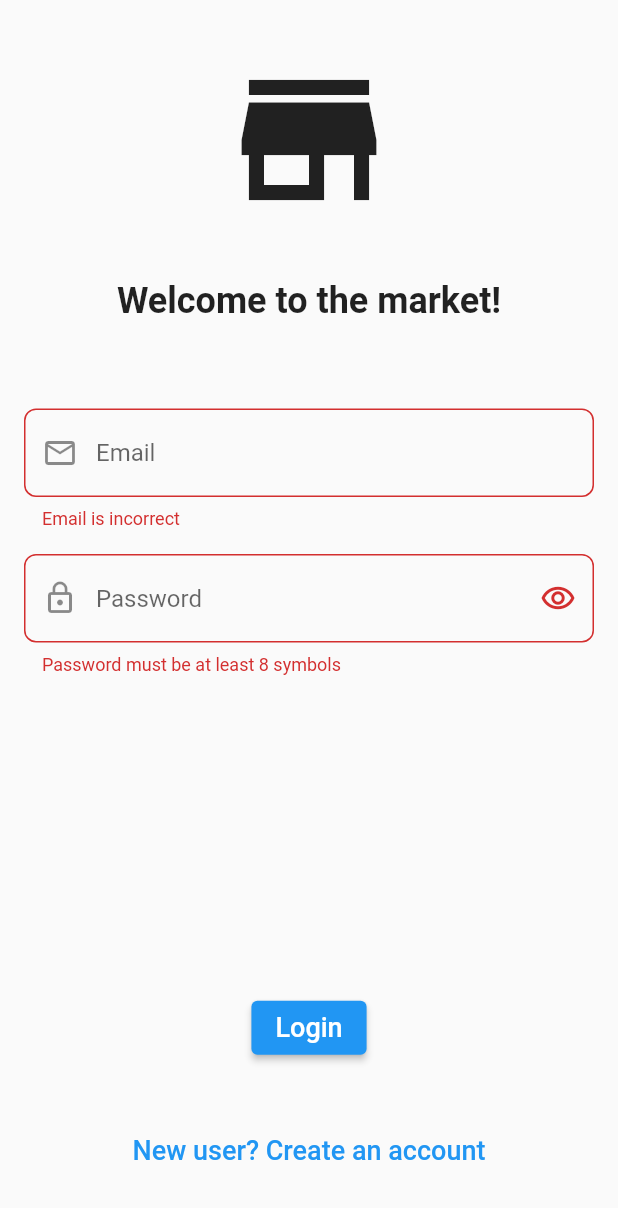
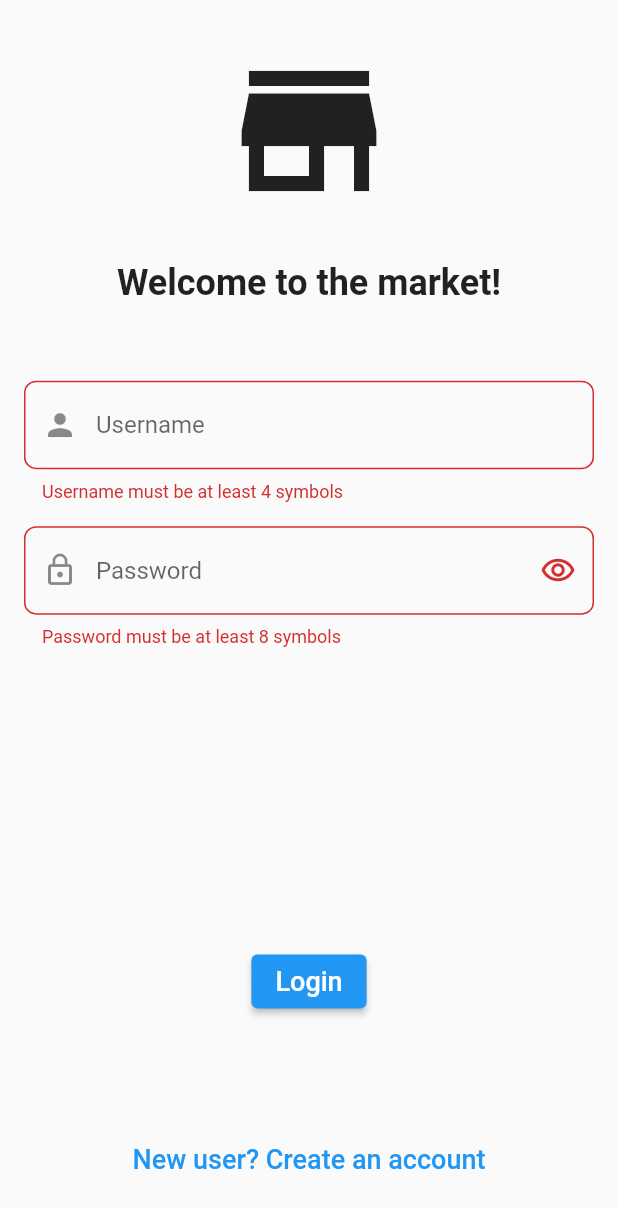
Before and after one commit to skyhouse11/light_it_test, a Flutter app: the screen it shows after launch, after a tap on "Login", on a phone screen of 412 x 824 dp. Shown: the top 1208 px of the screen. Run offline on Flutter 3.47's test engine with Material 2 defaults, Android fonts, the phone set to English and light mode, and no system bars; our stand-ins replace dio, flutter_bloc, freezed_annotation; accounts and stored records are empty.

Commit message:
Login bloc/screen updates, register in progress

```diff
--- a/lib/bloc/login/login_bloc.dart
+++ b/lib/bloc/login/login_bloc.dart
@@ -1,18 +1,20 @@
 import 'package:flutter_bloc/flutter_bloc.dart';
 import 'package:light_it_test/bloc/login/login_event.dart';
 import 'package:light_it_test/bloc/login/login_state.dart';
+import 'package:light_it_test/models/login_response/login_response.dart';
 import 'package:light_it_test/service/request_service.dart';
+import 'package:light_it_test/service/user_service.dart';
 
 class LoginBloc extends Bloc<LoginEvent, LoginState> {
   LoginBloc() : super(LoginState.initial());
 
-  String _email = '';
-  String get email => _email;
+  String _username = '';
+  String get username => _username;
 
   String _password = '';
   String get password => _password;
 
-  void saveEmail(String value) => _email = value;
+  void saveUsername(String value) => _username = value;
 
   void savePassword(String value) => _password = password;
 
@@ -23,11 +25,22 @@ class LoginBloc extends Bloc<LoginEvent, LoginState> {
     if (event == LoginEvent.fetch()) {
       yield LoginState.loading();
 
-      final response = await _requestService.login(_email, _password);
-      if (response.success == 'true') {
+      late LoginResponse _response;
+      try {
+        _response = await _requestService.login(_username, _password);
+      } catch (e) {
+        print(e);
+        yield LoginState.error();
+        return;
+      }
+
+      if (_response.success == 'true') {
+        UserService().setUser(_username, _password, _response.token);
         yield LoginState.success();
+        return;
       } else {
         yield LoginState.error();
+        return;
       }
     }
   }
--- a/lib/screen/login_screen.dart
+++ b/lib/screen/login_screen.dart
@@ -1,6 +1,8 @@
 import 'package:flutter/material.dart';
+import 'package:flutter_bloc/flutter_bloc.dart';
 import 'package:light_it_test/bloc/login/login_bloc.dart';
 import 'package:light_it_test/bloc/login/login_event.dart';
+import 'package:light_it_test/bloc/login/login_state.dart';
 import 'package:light_it_test/screen/register_screen.dart';
 import 'package:light_it_test/widgets/name_password_form.dart';
 
@@ -27,9 +29,24 @@ class _LoginScreenState extends State<LoginScreen> {
   Widget build(BuildContext context) {
     final _size = MediaQuery.of(context).size;
 
+    return BlocBuilder<LoginBloc, LoginState>(
+      bloc: _bloc,
+      builder: (context, state) {
+        if (state == LoginState.error())
+          ScaffoldMessenger.of(context).showSnackBar(
+            SnackBar(
+              content: Text(
+                'Unsuccessfull login, please, check your input',
+              ),
+            ),
+          );
+
         return Scaffold(
           resizeToAvoidBottomInset: false,
-      body: Container(
+          body: Stack(
+            alignment: Alignment.center,
+            children: [
+              Container(
                 height: _size.height,
                 width: _size.width,
                 child: Column(
@@ -47,13 +64,22 @@ class _LoginScreenState extends State<LoginScreen> {
                         fontWeight: FontWeight.bold,
                       ),
                     ),
-            NamePasswordForm(_formKey),
+                    NamePasswordForm(
+                      _formKey,
+                      onSavedUsername: (value) {
+                        _bloc.saveUsername(value!);
+                      },
+                      onSavedPassword: (value) {
+                        _bloc.savePassword(value!);
+                      },
+                    ),
                     SizedBox(
                       height: 120,
                     ),
                     ElevatedButton(
                       onPressed: () {
                         if (_formKey.currentState!.validate()) {
+                          _formKey.currentState!.save();
                           _bloc.add(LoginEvent.fetch());
                         }
                       },
@@ -65,9 +91,15 @@ class _LoginScreenState extends State<LoginScreen> {
                         ),
                       ),
                     ),
+                    SizedBox(
+                      height: 16,
+                    ),
                     TextButton(
                       onPressed: () {
-                Navigator.pushReplacementNamed(context, RegisterScreen.route);
+                        Navigator.pushReplacementNamed(
+                          context,
+                          RegisterScreen.route,
+                        );
                       },
                       child: Text(
                         'New user? Create an account',
@@ -80,6 +112,11 @@ class _LoginScreenState extends State<LoginScreen> {
                   ],
                 ),
               ),
+              if (state == LoginState.loading()) CircularProgressIndicator(),
+            ],
+          ),
+        );
+      },
     );
   }
 }
--- /dev/null
+++ b/lib/service/user_service.dart
@@ -0,0 +1,22 @@
+import 'package:light_it_test/models/models.dart';
+
+class UserService {
+  static final UserService _singleton = UserService._internal();
+
+  factory UserService() {
+    return _singleton;
+  }
+
+  UserService._internal();
+
+  User? _user;
+  User? get user => _user;
+
+  void setUser(String username, String password, String token) {
+    _user = User(username, password, id: token);
+  }
+
+  void cleanUser() {
+    _user = null;
+  }
+}
--- a/lib/widgets/default_text_form_field.dart
+++ b/lib/widgets/default_text_form_field.dart
@@ -5,17 +5,17 @@ class DefaultTextFormField extends StatefulWidget {
   final bool isPassword;
   final IconData icon;
   final String? Function(String?) validator;
-  final String? Function(String?) onSubmit;
+  final String? Function(String?) onSaved;
   final TextInputType type;
 
   const DefaultTextFormField({
     Key? key,
     this.label = '',
     this.isPassword = false,
-    this.icon = Icons.email,
+    this.icon = Icons.person,
     required this.validator,
-    required this.onSubmit,
-    this.type = TextInputType.emailAddress,
+    required this.onSaved,
+    this.type = TextInputType.text,
   }) : super(key: key);
 
   @override
@@ -51,7 +51,7 @@ class _DefaultTextFormFieldState extends State<DefaultTextFormField> {
         ),
         validator: widget.validator,
         obscureText: widget.isPassword ? _isObscured : false,
-        onFieldSubmitted: widget.onSubmit,
+        onSaved: widget.onSaved,
       ),
     );
   }
--- a/lib/widgets/name_password_form.dart
+++ b/lib/widgets/name_password_form.dart
@@ -3,18 +3,18 @@ import 'package:light_it_test/widgets/default_text_form_field.dart';
 
 class NamePasswordForm extends StatelessWidget {
   final GlobalKey<FormState> formKey;
+  final void Function(String?) onSavedUsername;
+  final void Function(String?) onSavedPassword;
 
   const NamePasswordForm(
     this.formKey, {
     Key? key,
+    required this.onSavedPassword,
+    required this.onSavedUsername,
   }) : super(key: key);
 
   @override
   Widget build(BuildContext context) {
-    final emailRegex = RegExp(
-      r"^[a-zA-Z0-9.a-zA-Z0-9.!#$%&'*+-/=?^_`{|}~]+@[a-zA-Z0-9]+\.[a-zA-Z]+",
-    );
-
     return Container(
       padding: EdgeInsets.all(16.0),
       child: Form(
@@ -23,17 +23,19 @@ class NamePasswordForm extends StatelessWidget {
           children: [
             DefaultTextFormField(
               validator: (value) {
-                if (value!.isEmpty || !emailRegex.hasMatch(value)) {
-                  return 'Email is incorrect';
+                if (value!.isEmpty || value.length < 4) {
+                  return 'Username must be at least 4 symbols';
                 } else {
                   return null;
                 }
               },
-              label: 'Email',
-              icon: Icons.email_outlined,
-              type: TextInputType.emailAddress,
+              label: 'Username',
+              icon: Icons.person,
+              type: TextInputType.name,
               isPassword: false,
-              onSubmit: (value) => value,
+              onSaved: (value) {
+                onSavedUsername(value);
+              },
             ),
             DefaultTextFormField(
               validator: (value) {
@@ -47,7 +49,9 @@ class NamePasswordForm extends StatelessWidget {
               icon: Icons.lock_outline,
               type: TextInputType.visiblePassword,
               isPassword: true,
-              onSubmit: (value) => value,
+              onSaved: (value) {
+                onSavedPassword(value);
+              },
             ),
           ],
         ),
```
Also changed, not shown: lib/bloc/register/register_bloc.dart (added, +48 -0 lines), lib/bloc/register/register_event.dart (added, +7 -0 lines), lib/bloc/register/register_state.dart (added, +10 -0 lines), lib/screen/register_screen.dart (+36 -1 lines), lib/service/request_service.dart (+1 -10 lines), lib/bloc/register/register_event.freezed.dart (added), lib/bloc/register/register_state.freezed.dart (added). Lines whose indentation alone changed are shown as unchanged.
